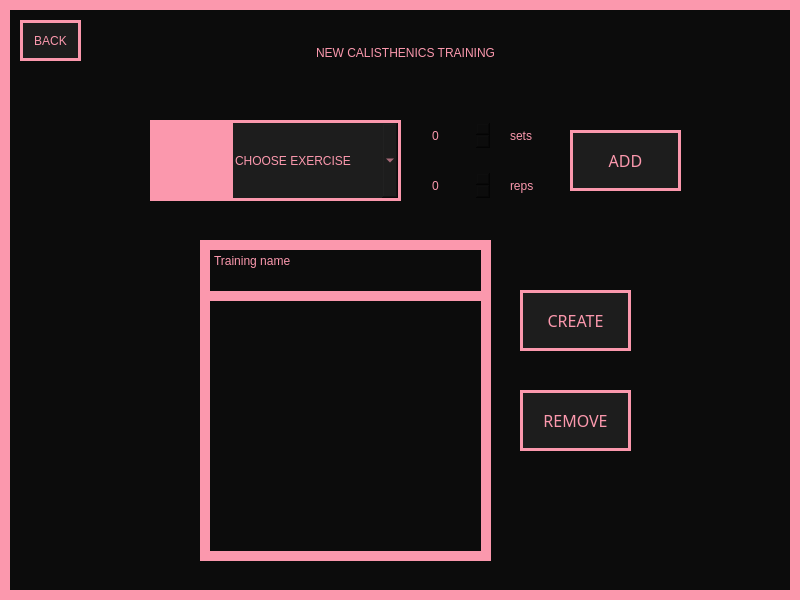
First picture: the form in View/NewCalisthenicsTraining.ui, repository Hanna-J-K/fitnessapp, before the edit.
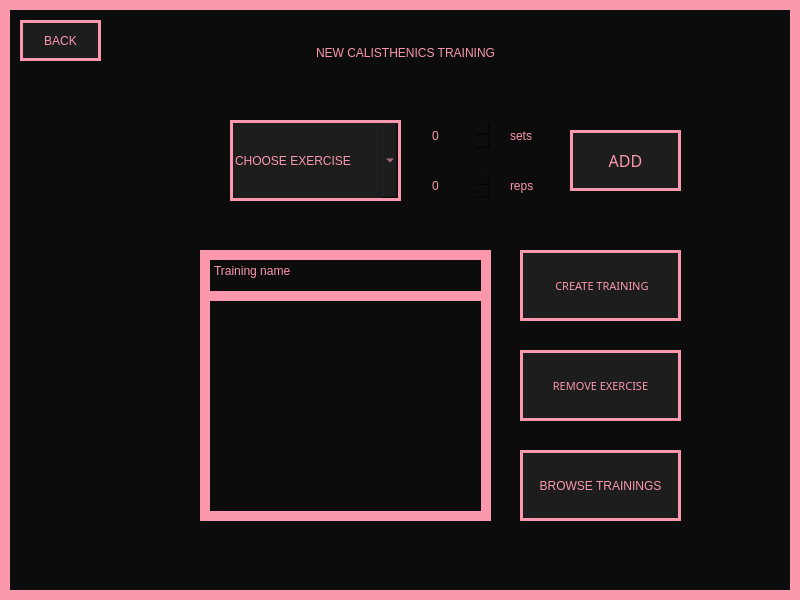
Second picture: the form after the edit. Icons and pictures are not drawn.

Commit message: browse trainings buttons added

Patch:
```diff
--- a/View/NewCalisthenicsTraining.ui
+++ b/View/NewCalisthenicsTraining.ui
@@ -38,46 +38,6 @@
      <string>NEW CALISTHENICS TRAINING</string>
     </property>
    </widget>
-   <widget class="QListWidget" name="training_list">
-    <property name="geometry">
-     <rect>
-      <x>200</x>
-      <y>290</y>
-      <width>291</width>
-      <height>271</height>
-     </rect>
-    </property>
-   </widget>
-   <widget class="QPushButton" name="bw_btn">
-    <property name="geometry">
-     <rect>
-      <x>150</x>
-      <y>120</y>
-      <width>81</width>
-      <height>81</height>
-     </rect>
-    </property>
-    <property name="cursor">
-     <cursorShape>PointingHandCursor</cursorShape>
-    </property>
-    <property name="styleSheet">
-     <string notr="true">border: none;
-background-color: #FB98AD;</string>
-    </property>
-    <property name="text">
-     <string/>
-    </property>
-    <property name="icon">
-     <iconset>
-      <normaloff>View/resources/023-muscle.svg</normaloff>View/resources/023-muscle.svg</iconset>
-    </property>
-    <property name="iconSize">
-     <size>
-      <width>60</width>
-      <height>60</height>
-     </size>
-    </property>
-   </widget>
    <widget class="QComboBox" name="exercise_combo">
     <property name="geometry">
      <rect>
@@ -218,19 +178,39 @@
      <string>reps</string>
     </property>
    </widget>
+   <widget class="QPushButton" name="back_btn">
+    <property name="geometry">
+     <rect>
+      <x>20</x>
+      <y>20</y>
+      <width>81</width>
+      <height>41</height>
+     </rect>
+    </property>
+    <property name="cursor">
+     <cursorShape>PointingHandCursor</cursorShape>
+    </property>
+    <property name="styleSheet">
+     <string notr="true">background-color: #1D1D1D;border: 3px solid #FB98AD;
+font: 8pt &quot;PRIMETIME&quot;;</string>
+    </property>
+    <property name="text">
+     <string>BACK</string>
+    </property>
+   </widget>
    <widget class="QPushButton" name="create_training_btn">
     <property name="geometry">
      <rect>
       <x>520</x>
-      <y>290</y>
-      <width>111</width>
-      <height>61</height>
+      <y>250</y>
+      <width>161</width>
+      <height>71</height>
      </rect>
     </property>
     <property name="font">
      <font>
       <family>PRIMETIME</family>
-      <pointsize>12</pointsize>
+      <pointsize>8</pointsize>
       <weight>50</weight>
       <italic>false</italic>
       <bold>false</bold>
@@ -244,22 +224,22 @@
 font: 12pt &quot;PRIMETIME&quot;;</string>
     </property>
     <property name="text">
-     <string>CREATE</string>
+     <string> CREATE TRAINING</string>
     </property>
    </widget>
    <widget class="QPushButton" name="remove_training_btn">
     <property name="geometry">
      <rect>
       <x>520</x>
-      <y>390</y>
-      <width>111</width>
-      <height>61</height>
+      <y>350</y>
+      <width>161</width>
+      <height>71</height>
      </rect>
     </property>
     <property name="font">
      <font>
       <family>PRIMETIME</family>
-      <pointsize>12</pointsize>
+      <pointsize>8</pointsize>
       <weight>50</weight>
       <italic>false</italic>
       <bold>false</bold>
@@ -273,16 +253,26 @@
 font: 12pt &quot;PRIMETIME&quot;;</string>
     </property>
     <property name="text">
-     <string>REMOVE</string>
+     <string>REMOVE EXERCISE</string>
+    </property>
+   </widget>
+   <widget class="QListWidget" name="training_list">
+    <property name="geometry">
+     <rect>
+      <x>200</x>
+      <y>280</y>
+      <width>291</width>
+      <height>241</height>
+     </rect>
     </property>
    </widget>
    <widget class="QPlainTextEdit" name="training_name">
     <property name="geometry">
      <rect>
       <x>200</x>
-      <y>240</y>
+      <y>250</y>
       <width>291</width>
-      <height>61</height>
+      <height>51</height>
      </rect>
     </property>
     <property name="styleSheet">
@@ -294,13 +284,13 @@
      <string>Training name</string>
     </property>
    </widget>
-   <widget class="QPushButton" name="back_btn">
+   <widget class="QPushButton" name="browse_btn">
     <property name="geometry">
      <rect>
-      <x>20</x>
-      <y>20</y>
-      <width>61</width>
-      <height>41</height>
+      <x>520</x>
+      <y>450</y>
+      <width>161</width>
+      <height>71</height>
      </rect>
     </property>
     <property name="cursor">
@@ -311,7 +301,7 @@
 font: 8pt &quot;PRIMETIME&quot;;</string>
     </property>
     <property name="text">
-     <string>BACK</string>
+     <string>BROWSE TRAININGS</string>
     </property>
    </widget>
   </widget>
```
Left out of the diff: 4 changed lines with no effect on the pictures. The commit also changes 7 other files.
